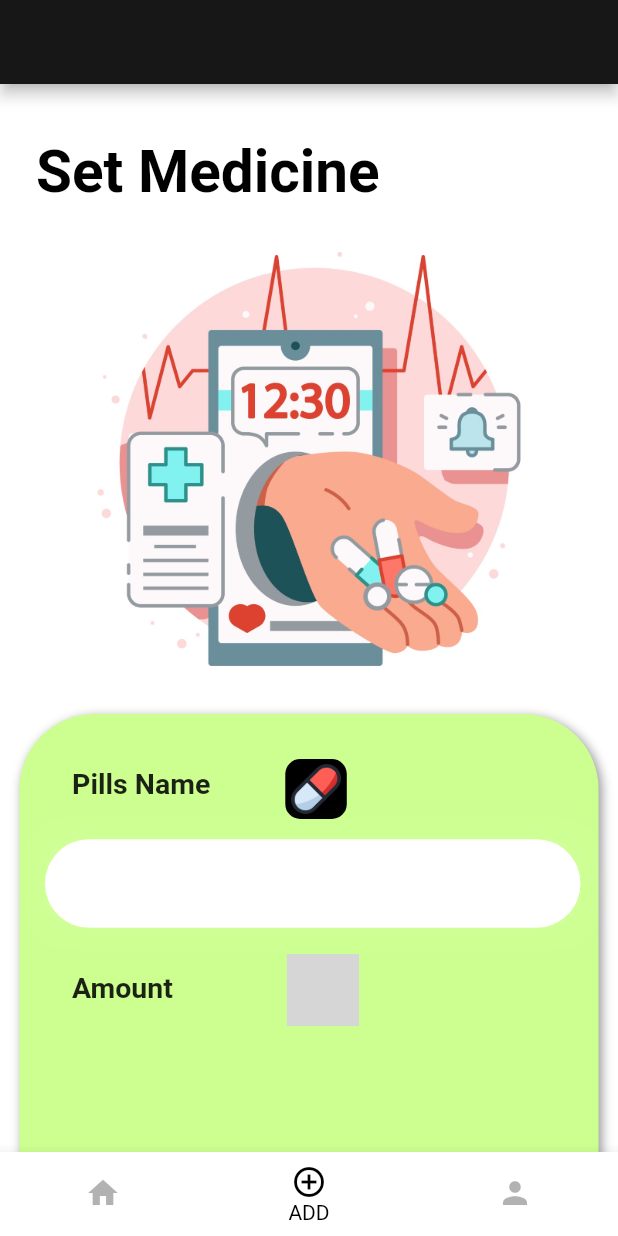
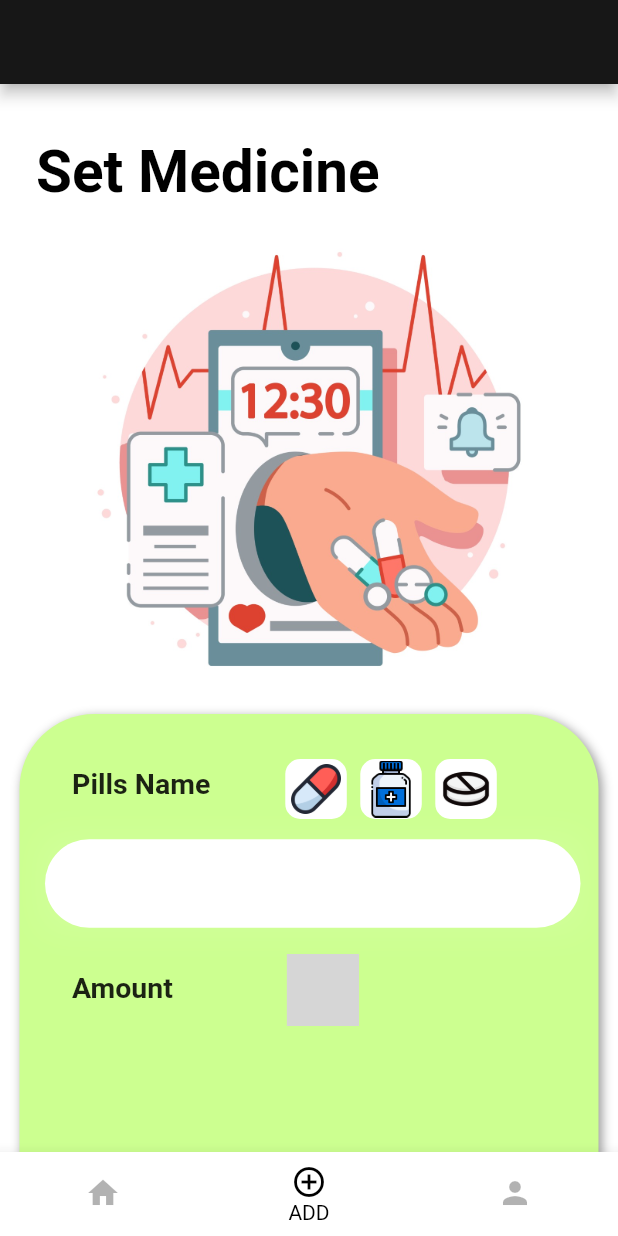
Before and after one commit to Kushgupta16/Meddico, a Flutter app: the screen it shows after launch, item 2 of the bottom bar chosen, on a phone screen of 412 x 824 dp. Run offline on Flutter 3.47's test engine with Material 2 defaults, Android fonts, the phone set to English and light mode, and no system bars; our stand-ins replace firebase_auth, get, image_picker; missing offline and left inert: quantity_input; accounts and stored records are empty; grey boxes are pictures that could not be loaded.

Commit message:
initial update

```diff
--- /dev/null
+++ b/lib/Models/medicine_type.dart
@@ -0,0 +1,6 @@
+enum MedicineType {
+  pill,
+  bottle,
+  tablet,
+  none
+}
--- a/lib/Screen/Medicine/medicine.dart
+++ b/lib/Screen/Medicine/medicine.dart
@@ -1,4 +1,5 @@
 import 'package:flutter/material.dart';
+import 'package:meddico/Models/medicine_type.dart';
 import 'package:quantity_input/quantity_input.dart';
 
 class Medicine extends StatefulWidget {
@@ -20,15 +21,13 @@ class _MedicineState extends State<Medicine> {
     amountController.dispose();
   }
 
-
   @override
   void initState() {
-
     super.initState();
     nameController = TextEditingController();
     amountController = TextEditingController();
+  }
 
-  }
   Widget build(BuildContext context) {
     return Scaffold(
         backgroundColor: Colors.white,
@@ -84,27 +83,33 @@ class _MedicineState extends State<Medicine> {
                               style: TextStyle(
                                   fontWeight: FontWeight.bold, fontSize: 19)),
                         ),
-                        Column(
-                          children: [
-                            Container(
-                              height: 40,
-                              width: 41,
-                              margin: EdgeInsets.only(right: 9,top: 30 ),
-                              decoration: BoxDecoration(
-                                color: Colors.black,
-                                borderRadius: BorderRadius.circular(10),
-                              ),
-                              child: Center(
-                                child: Padding(
-                                  padding: EdgeInsets.all(1),
-                                  child: Image.asset('lib/images/drug (1).png'),
-                                ),
-                              )
-
-
-                            ),
-                          ],
-                        )
+                        StreamBuilder(builder: (context, snapshot) {
+                          return Row(
+                            mainAxisAlignment: MainAxisAlignment.spaceBetween,
+                            children: [
+                              MedicineTypeRow(
+                                  medicineType: MedicineType.pill,
+                                  iconValue: 'lib/images/drug (1).png',
+                                  isSelected: snapshot.data == MedicineType.pill
+                                      ? true
+                                      : false),
+                              MedicineTypeRow(
+                                  medicineType: MedicineType.bottle,
+                                  iconValue: 'lib/images/bottle.png',
+                                  isSelected:
+                                      snapshot.data == MedicineType.bottle
+                                          ? true
+                                          : false),
+                              MedicineTypeRow(
+                                  medicineType: MedicineType.tablet,
+                                  iconValue: 'lib/images/pills (1).png',
+                                  isSelected:
+                                      snapshot.data == MedicineType.tablet
+                                          ? true
+                                          : false)
+                            ],
+                          );
+                        })
                       ],
                     ),
                     Column(
@@ -163,7 +168,6 @@ class _MedicineState extends State<Medicine> {
                         ),
                       ],
                     ),
-
                   ],
                 ),
               ),
@@ -191,3 +195,36 @@ class Title extends StatelessWidget {
     );
   }
 }
+
+class MedicineTypeRow extends StatelessWidget {
+  const MedicineTypeRow(
+      {Key? key,
+      required this.medicineType,
+      required this.iconValue,
+      required this.isSelected})
+      : super(key: key);
+  final MedicineType medicineType;
+  final String iconValue;
+  final bool isSelected;
+
+  @override
+  Widget build(BuildContext context) {
+    return GestureDetector(
+      onTap: () {},
+      child: Container(
+          height: 40,
+          width: 41,
+          margin: EdgeInsets.only(right: 9, top: 30),
+          decoration: BoxDecoration(
+            color: isSelected ? Colors.lightGreenAccent.shade100 : Colors.white,
+            borderRadius: BorderRadius.circular(10),
+          ),
+          child: Center(
+            child: Padding(
+              padding: EdgeInsets.all(1),
+              child: Image.asset(iconValue),
+            ),
+          )),
+    );
+  }
+}
```
Also changed, not shown: lib/Screen/Profile/profile.dart (+16 -19 lines), 2 other files.
